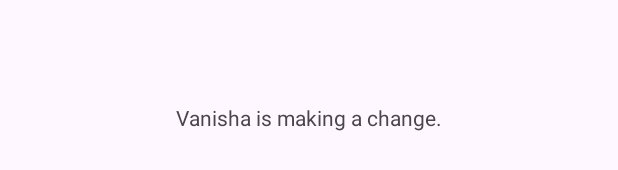
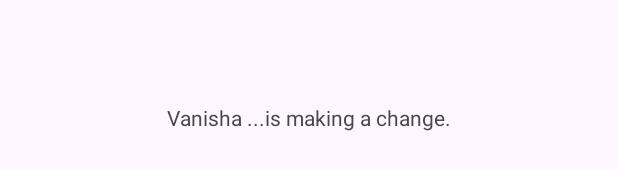
Before and after one commit to Radhikaag2006/CarboMetric-Algoverse, an Android app: the layout activity_main.xml on its own in the app's theme, with its tools: preview values and no code run, on a phone screen of 412 x 824 dp. Shown: the part 501-671 px from the top of the screen. Run offline under Robolectric (Android 15) with nearby library versions, the phone set to English and light mode, and no system bars.

Commit message:
vanisha's commit

```diff
--- a/app/src/main/res/layout/activity_main.xml
+++ b/app/src/main/res/layout/activity_main.xml
@@ -10,7 +10,7 @@
     <TextView
         android:layout_width="wrap_content"
         android:layout_height="wrap_content"
-        android:text="Vanisha is making a change."
+        android:text="Vanisha ...is making a change."
         app:layout_constraintBottom_toBottomOf="parent"
         app:layout_constraintEnd_toEndOf="parent"
         app:layout_constraintStart_toStartOf="parent"
```
